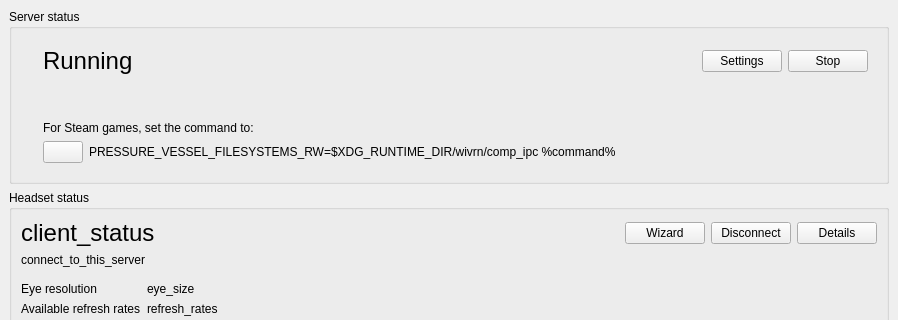
Above: dashboard/main_window.ui from WiVRn/WiVRn before the change; both pictures show x 0 to 898 and y 0 to 320 of the 898 by 701 pixel window. Below: the same form after it.
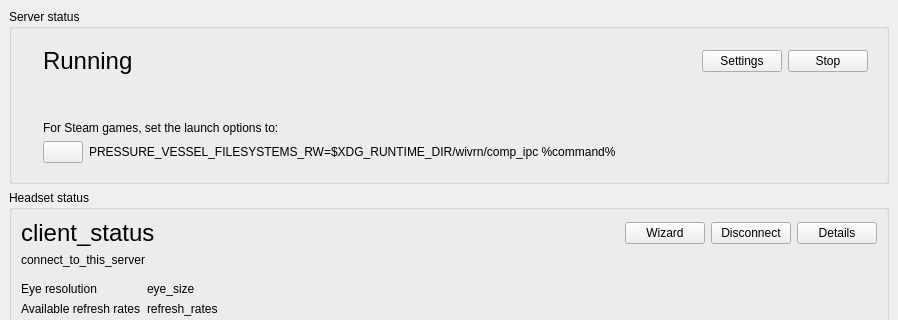
That is the form after the change. Icons and pictures are not drawn.

Commit message: Rename command to launch options to match the steam GUI

```diff
--- a/dashboard/main_window.ui
+++ b/dashboard/main_window.ui
@@ -156,7 +156,7 @@
              <item>
               <widget class="QLabel" name="label">
                <property name="text">
-                <string>For Steam games, set the command to:</string>
+                <string>For Steam games, set the launch options to:</string>
                </property>
                <property name="textFormat">
                 <enum>Qt::TextFormat::PlainText</enum>
```
The commit also changes 1 other file.
